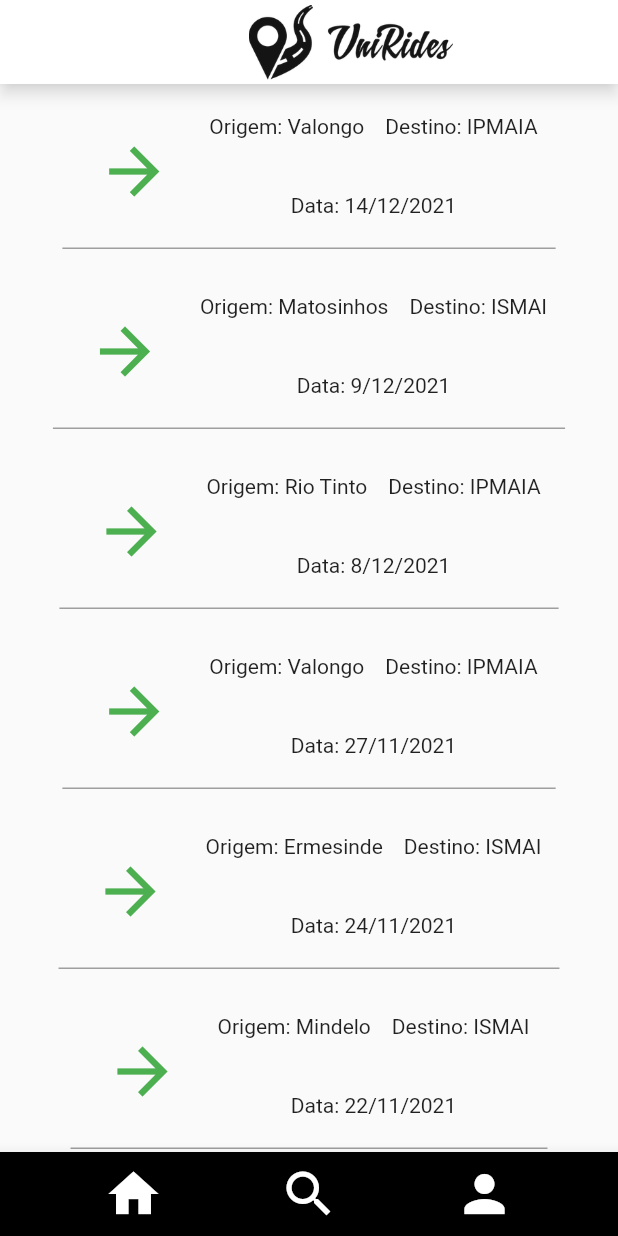
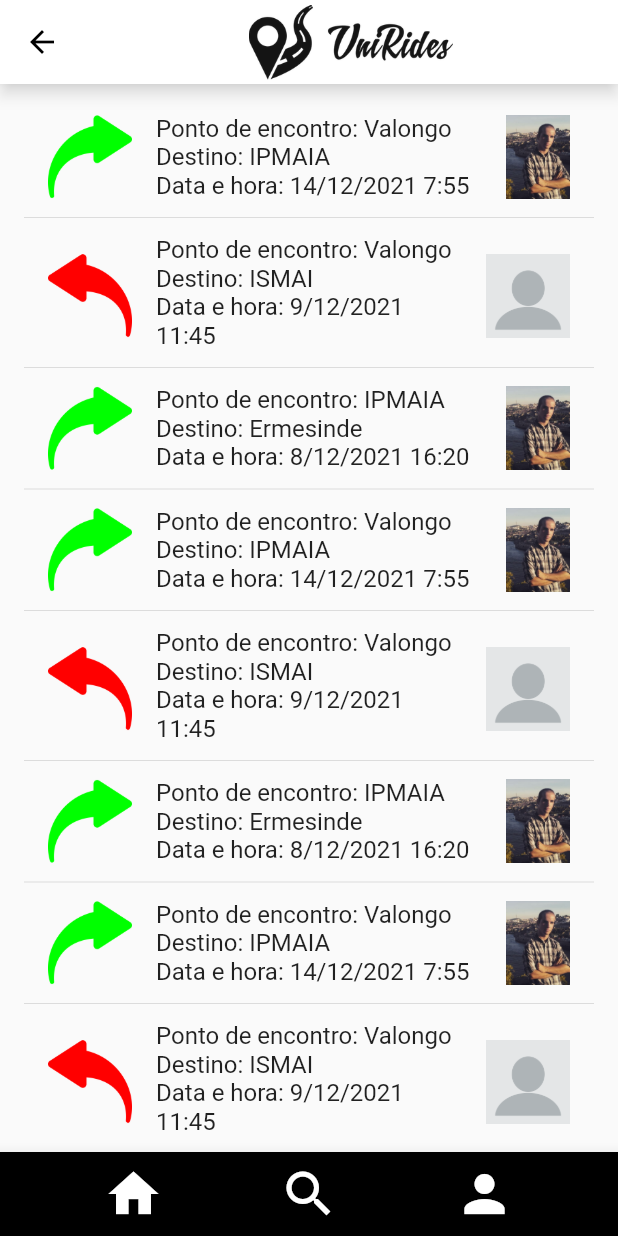
Before and after one commit to diogofazevedo/unirides, a Flutter app: the screen it shows after launch, after a tap on "HISTÓRICO", on a phone screen of 412 x 824 dp. Run offline on Flutter 3.47's test engine with Material 2 defaults, Android fonts, the phone set to English and light mode, and no system bars.

Commit message:
update layouts

```diff
--- /dev/null
+++ b/lib/controllers/historic_controller.dart
@@ -0,0 +1,113 @@
+import 'package:unirides/models/ride.dart';
+import 'package:unirides/models/user.dart';
+
+class HistoricController {
+  List<Ride> historic = [];
+
+  // ignore: null_check_always_fails
+  User henrique = User(
+    profilePicture: 'assets/images/henrique.jpg',
+    name: 'Henrique',
+    email: 'henrique@gmail.com',
+    phone: '912 345 678',
+    higherInstitute: 'Politécnico da Maia',
+    rides: [],
+  );
+
+  HistoricController() {
+    henrique.rides = historic;
+
+    var diogo = User(
+      profilePicture: 'assets/images/profile_picture.png',
+      name: 'Diogo',
+      email: 'diogo@gmail.com',
+      phone: '911 987 654',
+      higherInstitute: 'Politécnico da Maia',
+      rides: [],
+    );
+
+    historic = [
+      Ride(
+        arrow: 'assets/images/arrow_green.png',
+        driver: henrique,
+        meetingPoint: 'Valongo',
+        destiny: 'IPMAIA',
+        datetime: DateTime(2021, 12, 14, 7, 55),
+        passengers: [diogo],
+        numberSeat: '4',
+      ),
+      Ride(
+        arrow: 'assets/images/arrow_red.png',
+        driver: diogo,
+        meetingPoint: 'Valongo',
+        destiny: 'ISMAI',
+        datetime: DateTime(2021, 12, 9, 11, 45),
+        passengers: [henrique],
+        numberSeat: '4',
+      ),
+      Ride(
+        arrow: 'assets/images/arrow_green.png',
+        driver: henrique,
+        meetingPoint: 'IPMAIA',
+        destiny: 'Ermesinde',
+        datetime: DateTime(2021, 12, 8, 16, 20),
+        passengers: [],
+        numberSeat: '4',
+      ),
+      Ride(
+        arrow: 'assets/images/arrow_green.png',
+        driver: henrique,
+        meetingPoint: 'Valongo',
+        destiny: 'IPMAIA',
+        datetime: DateTime(2021, 12, 14, 7, 55),
+        passengers: [diogo],
+        numberSeat: '4',
+      ),
+      Ride(
+        arrow: 'assets/images/arrow_red.png',
+        driver: diogo,
+        meetingPoint: 'Valongo',
+        destiny: 'ISMAI',
+        datetime: DateTime(2021, 12, 9, 11, 45),
+        passengers: [henrique],
+        numberSeat: '4',
+      ),
+      Ride(
+        arrow: 'assets/images/arrow_green.png',
+        driver: henrique,
+        meetingPoint: 'IPMAIA',
+        destiny: 'Ermesinde',
+        datetime: DateTime(2021, 12, 8, 16, 20),
+        passengers: [],
+        numberSeat: '4',
+      ),
+      Ride(
+        arrow: 'assets/images/arrow_green.png',
+        driver: henrique,
+        meetingPoint: 'Valongo',
+        destiny: 'IPMAIA',
+        datetime: DateTime(2021, 12, 14, 7, 55),
+        passengers: [diogo],
+        numberSeat: '4',
+      ),
+      Ride(
+        arrow: 'assets/images/arrow_red.png',
+        driver: diogo,
+        meetingPoint: 'Valongo',
+        destiny: 'ISMAI',
+        datetime: DateTime(2021, 12, 9, 11, 45),
+        passengers: [henrique],
+        numberSeat: '4',
+      ),
+      Ride(
+        arrow: 'assets/images/arrow_green.png',
+        driver: henrique,
+        meetingPoint: 'IPMAIA',
+        destiny: 'Ermesinde',
+        datetime: DateTime(2021, 12, 8, 16, 20),
+        passengers: [],
+        numberSeat: '4',
+      ),
+    ];
+  }
+}
--- a/lib/details.dart
+++ /dev/null
@@ -1,72 +0,0 @@
-// ignore_for_file: file_names
-import 'package:flutter/material.dart';
-import 'package:unirides/profile.dart';
-
-class Details extends StatelessWidget {
-  const Details({Key? key}) : super(key: key);
-
-  @override
-  Widget build(BuildContext context) {
-    return Scaffold(
-      appBar: AppBar(
-        backgroundColor: Colors.white,
-        shadowColor: Colors.white,
-        title: Center(
-          child: Image.asset(
-            'assets/images/logotipo.png',
-            fit: BoxFit.contain,
-            height: 50,
-          ),
-        ),
-      ),
-      body: Center(
-        child: Column(children: [
-          Container(
-            margin: const EdgeInsets.symmetric(vertical: 30),
-            child: Title(
-              color: Colors.black,
-              child: const Text(
-                "Detalhes Boleia",
-                style: TextStyle(
-                  fontWeight: FontWeight.bold,
-                  fontSize: 25,
-                ),
-              ),
-            ),
-          ),
-        ]),
-      ),
-      bottomNavigationBar: BottomAppBar(
-        color: Colors.black,
-        child: Row(
-          mainAxisAlignment: MainAxisAlignment.spaceEvenly,
-          children: [
-            IconButton(
-              onPressed: () {},
-              icon: const Icon(Icons.home),
-              iconSize: 40,
-              color: Colors.white,
-            ),
-            IconButton(
-              onPressed: () {},
-              icon: const Icon(Icons.search),
-              iconSize: 40,
-              color: Colors.white,
-            ),
-            IconButton(
-              onPressed: () {
-                Navigator.push(
-                  context,
-                  MaterialPageRoute(builder: (context) => const Profile()),
-                );
-              },
-              icon: const Icon(Icons.person),
-              iconSize: 40,
-              color: Colors.white,
-            )
-          ],
-        ),
-      ),
-    );
-  }
-}
--- a/lib/historic.dart
+++ /dev/null
@@ -1,93 +0,0 @@
-// ignore_for_file: file_names
-import 'package:flutter/material.dart';
-
-import 'package:unirides/ride.dart';
-import 'package:unirides/profile.dart';
-
-class Historic extends StatelessWidget {
-  const Historic({Key? key}) : super(key: key);
-
-  @override
-  Widget build(BuildContext context) {
-    return Scaffold(
-      appBar: AppBar(
-        backgroundColor: Colors.white,
-        shadowColor: Colors.white,
-        title: Center(
-          child: Image.asset(
-            'assets/images/logotipo.png',
-            fit: BoxFit.contain,
-            height: 50,
-          ),
-        ),
-      ),
-      body: SingleChildScrollView(
-        child: Column(
-          children: [
-            Ride(
-              origin: 'Valongo',
-              destiny: 'IPMAIA',
-              date: DateTime(2021, 12, 14),
-            ),
-            Ride(
-              origin: 'Matosinhos',
-              destiny: 'ISMAI',
-              date: DateTime(2021, 12, 9),
-            ),
-            Ride(
-              origin: 'Rio Tinto',
-              destiny: 'IPMAIA',
-              date: DateTime(2021, 12, 8),
-            ),
-            Ride(
-              origin: 'Valongo',
-              destiny: 'IPMAIA',
-              date: DateTime(2021, 11, 27),
-            ),
-            Ride(
-              origin: 'Ermesinde',
-              destiny: 'ISMAI',
-              date: DateTime(2021, 11, 24),
-            ),
-            Ride(
-              origin: 'Mindelo',
-              destiny: 'ISMAI',
-              date: DateTime(2021, 11, 22),
-            ),
-          ],
-        ),
-      ),
-      bottomNavigationBar: BottomAppBar(
-        color: Colors.black,
-        child: Row(
-          mainAxisAlignment: MainAxisAlignment.spaceEvenly,
-          children: [
-            IconButton(
-              onPressed: () {},
-              icon: const Icon(Icons.home),
-              iconSize: 40,
-              color: Colors.white,
-            ),
-            IconButton(
-              onPressed: () {},
-              icon: const Icon(Icons.search),
-              iconSize: 40,
-              color: Colors.white,
-            ),
-            IconButton(
-              onPressed: () {
-                Navigator.push(
-                  context,
-                  MaterialPageRoute(builder: (context) => const Profile()),
-                );
-              },
-              icon: const Icon(Icons.person),
-              iconSize: 40,
-              color: Colors.white,
-            )
-          ],
-        ),
-      ),
-    );
-  }
-}
--- a/lib/main.dart
+++ b/lib/main.dart
@@ -1,5 +1,5 @@
 import 'package:flutter/material.dart';
-import 'package:unirides/profile.dart';
+import 'package:unirides/pages/profile_page.dart';
 
 void main() {
   runApp(const MyApp());
@@ -10,6 +10,13 @@ class MyApp extends StatelessWidget {
 
   @override
   Widget build(BuildContext context) {
-    return const MaterialApp(home: Profile());
+    return MaterialApp(
+      debugShowCheckedModeBanner: false,
+      theme: ThemeData(
+        appBarTheme:
+            const AppBarTheme(iconTheme: IconThemeData(color: Colors.black)),
+      ),
+      home: ProfilePage(),
+    );
   }
 }
--- /dev/null
+++ b/lib/models/ride.dart
@@ -0,0 +1,21 @@
+import 'package:unirides/models/user.dart';
+
+class Ride {
+  String arrow;
+  User driver;
+  String meetingPoint;
+  String destiny;
+  DateTime datetime;
+  List<User> passengers;
+  String numberSeat;
+
+  Ride({
+    required this.arrow,
+    required this.driver,
+    required this.meetingPoint,
+    required this.destiny,
+    required this.datetime,
+    required this.passengers,
+    required this.numberSeat,
+  });
+}
--- /dev/null
+++ b/lib/models/user.dart
@@ -0,0 +1,19 @@
+import 'package:unirides/models/ride.dart';
+
+class User {
+  String profilePicture;
+  String name;
+  String email;
+  String phone;
+  String higherInstitute;
+  List<Ride> rides;
+
+  User({
+    required this.profilePicture,
+    required this.name,
+    required this.email,
+    required this.phone,
+    required this.higherInstitute,
+    required this.rides,
+  });
+}
--- /dev/null
+++ b/lib/pages/historic_page.dart
@@ -0,0 +1,84 @@
+import 'package:flutter/material.dart';
+import 'package:unirides/controllers/historic_controller.dart';
+import 'package:unirides/pages/profile_page.dart';
+
+// ignore: must_be_immutable, use_key_in_widget_constructors
+class HistoricPage extends StatelessWidget {
+  var controller = HistoricController();
+
+  @override
+  Widget build(BuildContext context) {
+    return Scaffold(
+      appBar: AppBar(
+        backgroundColor: Colors.white,
+        shadowColor: Colors.white,
+        title: Center(
+          child: Image.asset(
+            'assets/images/logo.png',
+            fit: BoxFit.contain,
+            height: 50,
+          ),
+        ),
+      ),
+      body: ListView.separated(
+        itemBuilder: (BuildContext context, int i) {
+          final historic = controller.historic;
+          return ListTile(
+            leading: Image.asset(historic[i].arrow),
+            title: Text(
+              'Ponto de encontro: ' +
+                  historic[i].meetingPoint +
+                  '\nDestino: ' +
+                  historic[i].destiny +
+                  '\nData e hora: ' +
+                  historic[i].datetime.day.toString() +
+                  '/' +
+                  historic[i].datetime.month.toString() +
+                  '/' +
+                  historic[i].datetime.year.toString() +
+                  ' ' +
+                  historic[i].datetime.hour.toString() +
+                  ':' +
+                  historic[i].datetime.minute.toString(),
+            ),
+            trailing: Image.asset(historic[i].driver.profilePicture),
+          );
+        },
+        separatorBuilder: (_, __) => const Divider(),
+        padding: const EdgeInsets.all(16),
+        itemCount: controller.historic.length,
+      ),
+      bottomNavigationBar: BottomAppBar(
+        color: Colors.black,
+        child: Row(
+          mainAxisAlignment: MainAxisAlignment.spaceEvenly,
+          children: [
+            IconButton(
+              onPressed: () {},
+              icon: const Icon(Icons.home),
+              iconSize: 40,
+              color: Colors.white,
+            ),
+            IconButton(
+              onPressed: () {},
+              icon: const Icon(Icons.search),
+              iconSize: 40,
+              color: Colors.white,
+            ),
+            IconButton(
+              onPressed: () {
+                Navigator.push(
+                  context,
+                  MaterialPageRoute(builder: (context) => ProfilePage()),
+                );
+              },
+              icon: const Icon(Icons.person),
+              iconSize: 40,
+              color: Colors.white,
+            ),
+          ],
+        ),
+      ),
+    );
+  }
+}
--- a/lib/profile.dart
+++ b/lib/pages/profile_page.dart
@@ -1,18 +1,10 @@
-// ignore_for_file: file_names
 import 'package:flutter/material.dart';
+import 'package:unirides/controllers/historic_controller.dart';
+import 'package:unirides/pages/historic_page.dart';
 
-import 'package:unirides/user.dart';
-import 'package:unirides/historic.dart';
-
-User u = User(
-  name: 'Henrique',
-  email: 'henrique@gmail.com',
-  phone: '911 175 357',
-  institute: 'IPMAIA',
-);
-
-class Profile extends StatelessWidget {
-  const Profile({Key? key}) : super(key: key);
+// ignore: must_be_immutable, use_key_in_widget_constructors
+class ProfilePage extends StatelessWidget {
+  var controller = HistoricController();
 
   @override
   Widget build(BuildContext context) {
@@ -22,7 +14,7 @@ class Profile extends StatelessWidget {
         shadowColor: Colors.white,
         title: Center(
           child: Image.asset(
-            'assets/images/logotipo.png',
+            'assets/images/logo.png',
             fit: BoxFit.contain,
             height: 50,
           ),
@@ -42,8 +34,8 @@ class Profile extends StatelessWidget {
                 decoration: BoxDecoration(
                   borderRadius: const BorderRadius.all(Radius.circular(60.0)),
                   border: Border.all(color: Colors.grey),
-                  image: const DecorationImage(
-                    image: ExactAssetImage('assets/images/henrique.jpg'),
+                  image: DecorationImage(
+                    image: ExactAssetImage(controller.henrique.profilePicture),
                     fit: BoxFit.cover,
                   ),
                 ),
@@ -52,7 +44,7 @@ class Profile extends StatelessWidget {
                 crossAxisAlignment: CrossAxisAlignment.start,
                 children: [
                   Text(
-                    "Olá, ${u.name}",
+                    "Olá, ${controller.henrique.name}",
                     style: const TextStyle(
                       fontWeight: FontWeight.bold,
                       fontSize: 20,
@@ -77,7 +69,7 @@ class Profile extends StatelessWidget {
               crossAxisAlignment: CrossAxisAlignment.start,
               children: [
                 Text(
-                  "E-mail: ${u.email}",
+                  "E-mail: ${controller.henrique.email}",
                   style: const TextStyle(
                     fontWeight: FontWeight.bold,
                     fontSize: 20,
@@ -85,7 +77,7 @@ class Profile extends StatelessWidget {
                   ),
                 ),
                 Text(
-                  "Telemóvel: ${u.phone}",
+                  "Telemóvel: ${controller.henrique.phone}",
                   style: const TextStyle(
                     fontWeight: FontWeight.bold,
                     fontSize: 20,
@@ -93,7 +85,7 @@ class Profile extends StatelessWidget {
                   ),
                 ),
                 Text(
-                  "Instituição: ${u.institute}",
+                  "Instituto: ${controller.henrique.higherInstitute}",
                   style: const TextStyle(
                     fontWeight: FontWeight.bold,
                     fontSize: 20,
@@ -113,7 +105,7 @@ class Profile extends StatelessWidget {
                 onPressed: () {
                   Navigator.push(
                     context,
-                    MaterialPageRoute(builder: (context) => const Historic()),
+                    MaterialPageRoute(builder: (context) => HistoricPage()),
                   );
                 },
                 child: const Text(
@@ -200,7 +192,7 @@ class Profile extends StatelessWidget {
               onPressed: () {
                 Navigator.push(
                   context,
-                  MaterialPageRoute(builder: (context) => const Profile()),
+                  MaterialPageRoute(builder: (context) => ProfilePage()),
                 );
               },
               icon: const Icon(Icons.person),
--- a/lib/ride.dart
+++ /dev/null
@@ -1,85 +0,0 @@
-// ignore_for_file: must_be_immutable
-import 'package:flutter/material.dart';
-
-class Ride extends StatelessWidget {
-  late String origin;
-  late String destiny;
-  late DateTime date;
-
-  Ride({
-    Key? key,
-    required this.origin,
-    required this.destiny,
-    required this.date,
-  }) : super(key: key);
-
-  @override
-  Widget build(BuildContext context) {
-    return Container(
-      margin: const EdgeInsets.symmetric(vertical: 10),
-      height: 100,
-      width: double.infinity,
-      child: Row(
-        mainAxisAlignment: MainAxisAlignment.center,
-        children: <Widget>[
-          Container(
-            height: 300,
-            alignment: Alignment.center,
-            decoration: const BoxDecoration(
-              border: Border(
-                bottom: BorderSide(color: Colors.grey),
-              ),
-            ),
-            padding: const EdgeInsets.all(5.0),
-            child: Row(
-              children: [
-                Container(
-                  margin: const EdgeInsets.symmetric(
-                    horizontal: 10,
-                    vertical: 10,
-                  ),
-                  child: Column(
-                    children: [
-                      IconButton(
-                        onPressed: () {},
-                        icon: const Icon(Icons.arrow_forward_sharp),
-                        iconSize: 50,
-                        color: Colors.green,
-                      ),
-                    ],
-                  ),
-                ),
-                Column(
-                  mainAxisAlignment: MainAxisAlignment.spaceBetween,
-                  children: [
-                    Row(children: [
-                      Container(
-                        child: Text("Origem: $origin"),
-                        margin: const EdgeInsets.symmetric(
-                          horizontal: 7,
-                          vertical: 5,
-                        ),
-                      ),
-                      Container(
-                        child: Text("Destino: $destiny"),
-                        margin: const EdgeInsets.symmetric(
-                          horizontal: 7,
-                          vertical: 5,
-                        ),
-                      ),
-                    ]),
-                    Container(
-                      margin: const EdgeInsets.symmetric(vertical: 15),
-                      child:
-                          Text("Data: ${date.day}/${date.month}/${date.year}"),
-                    ),
-                  ],
-                ),
-              ],
-            ),
-          ),
-        ],
-      ),
-    );
-  }
-}
--- a/lib/user.dart
+++ /dev/null
@@ -1,17 +0,0 @@
-import 'package:flutter/cupertino.dart';
-
-class User {
-  Image? profilePicture;
-  late String name;
-  late String email;
-  late String phone;
-  late String institute;
-
-  User({
-    this.profilePicture,
-    required this.name,
-    required this.email,
-    required this.phone,
-    required this.institute,
-  });
-}
```
Also changed, not shown: assets/images/arrow_green.png (added), assets/images/arrow_red.png (added), assets/images/logo.png (renamed from assets/images/logotipo.png), assets/images/profile_picture.png (added).
